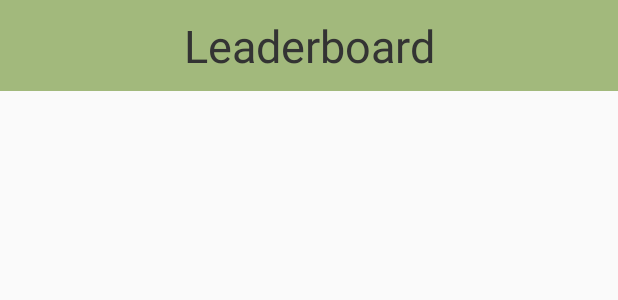
After one commit to namboy94/bundesliga-tippspiel-android, an Android app: the layout leaderboard.xml on its own in the app's theme, with its tools: preview values and no code run, on a phone screen of 412 x 824 dp. The commit adds this screen. Shown: the top 300 px of the screen. Run offline under Robolectric (Android 15) with nearby library versions, the phone set to English and light mode, and no system bars.

Commit message:
Implement leaderboard activity

```diff
--- a/app/src/main/AndroidManifest.xml
+++ b/app/src/main/AndroidManifest.xml
@@ -37,6 +37,7 @@ along with bundesliga-tippspiel-android.  If not, see <http://www.gnu.org/licens
             </intent-filter>
         </activity>
         <activity android:name=".BetActivity" android:configChanges="orientation|screenSize"/>
+        <activity android:name=".LeaderboardActivity" android:configChanges="orientation|screenSize"/>
     </application>
 
 </manifest>
--- a/app/src/main/java/net/namibsun/hktipp/BetActivity.kt
+++ b/app/src/main/java/net/namibsun/hktipp/BetActivity.kt
@@ -81,6 +81,12 @@ class BetActivity : AppCompatActivity() {
         // Set button actions to go to next or previous matchday
         this.findViewById(R.id.bets_prev_button).setOnClickListener { this.adjustMatchday(false) }
         this.findViewById(R.id.bets_next_button).setOnClickListener { this.adjustMatchday(true) }
+
+        // Set listener for Leaderboard Activity button
+        this.findViewById(R.id.leaderboard_button).setOnClickListener {
+            net.namibsun.hktipp.helper.switchActivity(
+                    this, LeaderboardActivity::class.java, this.username, this.apiKey)
+        }
 
         // Get Data for current matchday
         this.updateData()
--- a/app/src/main/java/net/namibsun/hktipp/views/BetView.kt
+++ b/app/src/main/java/net/namibsun/hktipp/views/BetView.kt
@@ -19,6 +19,7 @@ along with bundesliga-tippspiel-android.  If not, see <http://www.gnu.org/licens
 
 package net.namibsun.hktipp.views
 
+import android.annotation.SuppressLint
 import android.content.Context
 import android.graphics.Bitmap
 import android.graphics.BitmapFactory
@@ -34,6 +35,7 @@ import org.jetbrains.anko.runOnUiThread
 import org.json.JSONObject
 import java.net.URL
 
+@SuppressLint("ViewConstructor")
 /**
  * A custom view that displays a single matchup and editable fields for bets.
  * @param context: The context/activity for which to display this bet
@@ -52,7 +54,7 @@ class BetView(context: Context,
     /**
      * The Match ID of this BetView
      */
-    val matchId = matchData.getInt("id")
+    private val matchId = matchData.getInt("id")
 
     /**
      * Getter method for retrieving the view's logo bitmaps
--- /dev/null
+++ b/app/src/main/res/layout/leaderboard.xml
@@ -0,0 +1,67 @@
+<?xml version="1.0" encoding="utf-8"?>
+<!--
+Copyright 2017-2018 Hermann Krumrey<hermann@krumreyh.com>
+
+This file is part of bundesliga-tippspiel-android.
+
+bundesliga-tippspiel-android is free software: you can redistribute it and/or modify
+it under the terms of the GNU General Public License as published by
+the Free Software Foundation, either version 3 of the License, or
+(at your option) any later version.
+
+bundesliga-tippspiel-android is distributed in the hope that it will be useful,
+but WITHOUT ANY WARRANTY; without even the implied warranty of
+MERCHANTABILITY or FITNESS FOR A PARTICULAR PURPOSE.  See the
+GNU General Public License for more details.
+
+You should have received a copy of the GNU General Public License
+along with bundesliga-tippspiel-android.  If not, see <http://www.gnu.org/licenses/>.
+-->
+
+<RelativeLayout
+    xmlns:android="http://schemas.android.com/apk/res/android"
+    android:layout_width="match_parent"
+    android:layout_height="match_parent"
+    android:id="@+id/leaderboard_outer_layout">
+
+    <ProgressBar
+        android:layout_width="wrap_content"
+        android:layout_height="wrap_content"
+        android:layout_centerInParent="true"
+        android:visibility="invisible"
+        android:id="@+id/leaderboard_progress"/>
+
+    <LinearLayout
+        xmlns:android="http://schemas.android.com/apk/res/android"
+        android:orientation="vertical"
+        android:layout_width="match_parent"
+        android:layout_height="match_parent"
+        android:id="@+id/leaderboard_inner_layout">
+
+        <TextView
+            android:layout_width="match_parent"
+            android:layout_height="wrap_content"
+            android:background="@color/title_bg"
+            android:text="@string/leaderboard_title"
+            android:textSize="30sp"
+            android:padding="10dp"
+            android:gravity="center"
+            android:textColor="@color/title_text"
+            android:id="@+id/leaderboard_title" />
+
+        <ScrollView
+            android:layout_width="match_parent"
+            android:layout_height="0dp"
+            android:layout_weight="90"
+            android:id="@+id/leaderboard_scroller">
+
+            <LinearLayout
+                android:layout_width="match_parent"
+                android:layout_height="wrap_content"
+                android:orientation="vertical"
+                android:id="@+id/leaderboard_list">
+
+            </LinearLayout>
+        </ScrollView>
+    </LinearLayout>
+</RelativeLayout>
--- a/app/src/main/res/values/strings.xml
+++ b/app/src/main/res/values/strings.xml
@@ -41,7 +41,12 @@ along with bundesliga-tippspiel-android.  If not, see <http://www.gnu.org/licens
     <string name="bets_fetching_error_body">You will now be logged out of the application</string>
     <string name="bets_betting_error_title">Betting failed</string>
     <string name="bets_betting_error_body">Your bet could not be processed</string>
+
     <string name="leaderboard_button_title">Leaderboard</string>
+    <string name="leaderboard_title">Leaderboard</string>
+    <string name="leaderboard_position_dummy">1</string>
+    <string name="leaderboard_username_dummy">Username</string>
+    <string name="leaderboard_points_dummy">100</string>
 
 
 </resources>
--- a/build.gradle
+++ b/build.gradle
@@ -28,7 +28,7 @@ buildscript {
         jcenter()
     }
     dependencies {
-        classpath 'com.android.tools.build:gradle:3.0.0'
+        classpath 'com.android.tools.build:gradle:2.3.1'
         classpath "org.jetbrains.kotlin:kotlin-gradle-plugin:+"
     }
 }
```
Also changed, not shown: app/src/main/java/net/namibsun/hktipp/LeaderboardActivity.kt (added, +61 -0 lines), app/src/main/java/net/namibsun/hktipp/views/LeaderboardEntryView.kt (added, +31 -0 lines), app/src/main/res/layout/leaderboard_entry.xml (added, +60 -0 lines), 1 other file.
